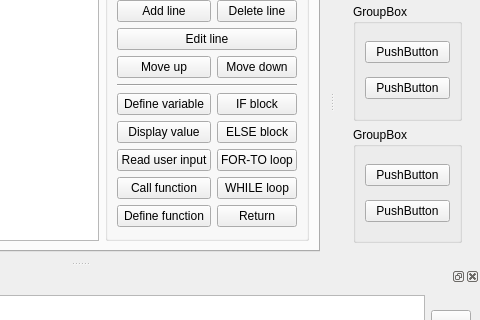
This is src/forms/ui_mainwindow.ui in TuringApp/Turing as Qt 5 draws it before an edit; both pictures show x 320 to 800 and y 107 to 427 of the 800 by 600 pixel window. The edited form follows.
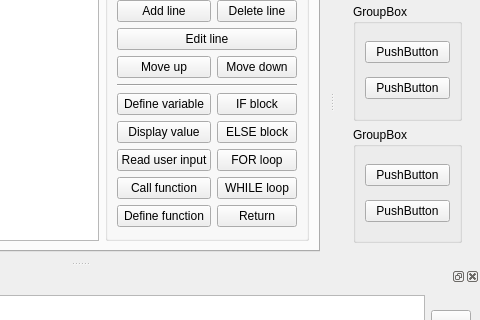
This is the edited form. Icons and pictures are not drawn.

Commit message: fix button text

What changed in the file:
```diff
--- a/src/forms/ui_mainwindow.ui
+++ b/src/forms/ui_mainwindow.ui
@@ -164,7 +164,7 @@
            <item row="6" column="1">
             <widget class="QPushButton" name="btnAlgo_For">
              <property name="text">
-              <string>FOR-TO loop</string>
+              <string>FOR loop</string>
              </property>
             </widget>
            </item>
```
The commit also changes 4 other files.
